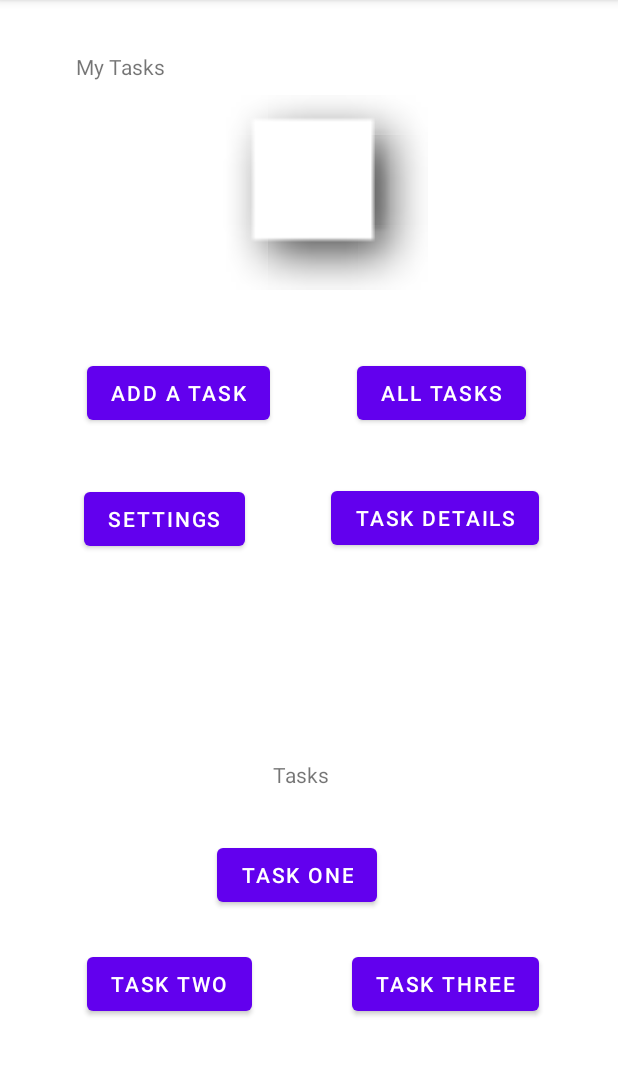
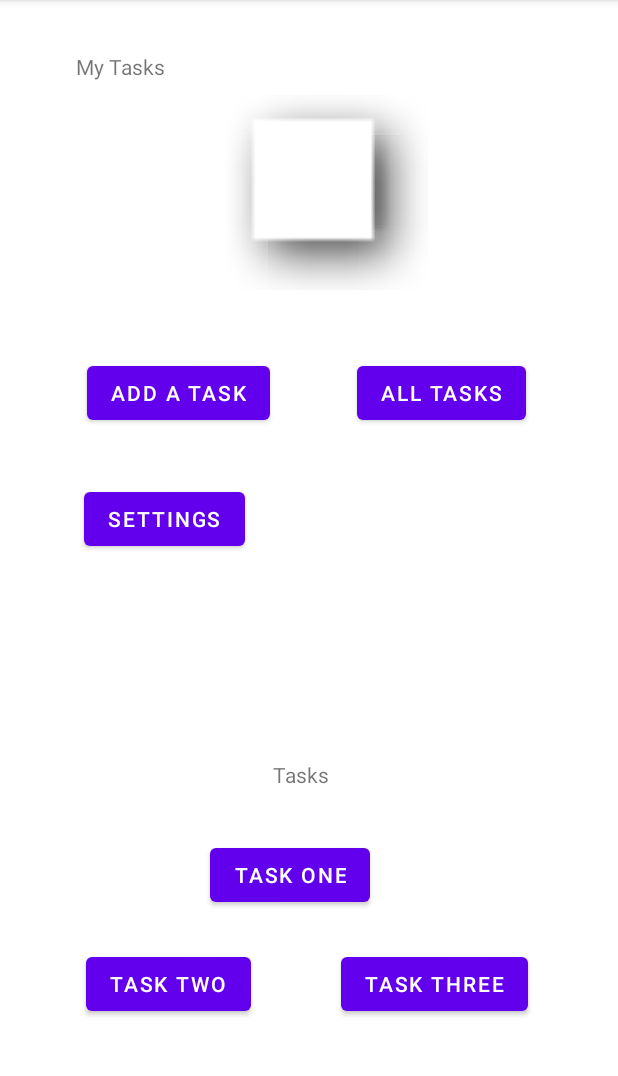
Before and after one commit to GoldenDog190/taskmaster, an Android app: the MainActivity screen opened directly, with no data from a screen before it, on a phone screen of 412 x 824 dp, the part 84-1160 px from its top. Run offline under Robolectric (Android 15) with nearby library versions, the phone set to English and light mode, and no system bars.

Commit message:
added new screen shot for home page after I took a extra button I had for the task detail page off

```diff
--- a/app/src/main/res/layout/activity_main.xml
+++ b/app/src/main/res/layout/activity_main.xml
@@ -10,10 +10,11 @@
         android:id="@+id/taskButtonThree"
         android:layout_width="wrap_content"
         android:layout_height="wrap_content"
+        android:layout_marginEnd="60dp"
         android:layout_marginBottom="64dp"
         android:text="Task Three"
         app:layout_constraintBottom_toBottomOf="parent"
-        app:layout_constraintEnd_toEndOf="@+id/taskDetailsButton"
+        app:layout_constraintEnd_toEndOf="parent"
         app:layout_constraintTop_toBottomOf="@+id/taskButtonOne" />
 
     <TextView
@@ -72,18 +73,6 @@
         app:layout_constraintVertical_bias="0.16" />
 
     <Button
-        android:id="@+id/taskDetailsButton"
-        android:layout_width="wrap_content"
-        android:layout_height="wrap_content"
-        android:text="Task Details"
-        app:layout_constraintBottom_toTopOf="@+id/taskButtonThree"
-        app:layout_constraintEnd_toEndOf="parent"
-        app:layout_constraintHorizontal_bias="0.522"
-        app:layout_constraintStart_toEndOf="@+id/settingsButton"
-        app:layout_constraintTop_toBottomOf="@+id/AllTaskButton"
-        app:layout_constraintVertical_bias="0.119" />
-
-    <Button
         android:id="@+id/taskButtonTwo"
         android:layout_width="wrap_content"
         android:layout_height="wrap_content"
```
Also changed, not shown: 1 other file.
